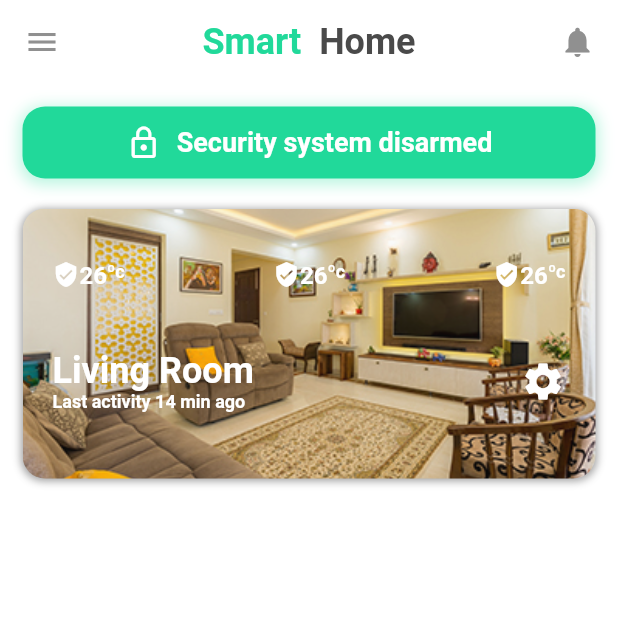
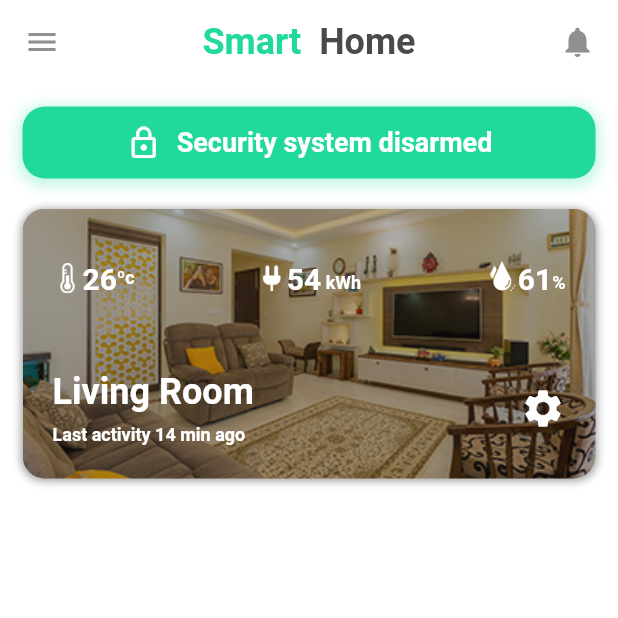
Before and after one commit to ashikdnd/flutter_iot_ui, a Flutter app: the screen it shows after launch, on a phone screen of 412 x 824 dp, the top half of it. Run offline on Flutter 3.47's test engine with Material 2 defaults, Android fonts, the phone set to English and light mode, and no system bars.

Commit message:
Added icons for room amenities

```diff
--- a/lib/constants.dart
+++ b/lib/constants.dart
@@ -9,6 +9,7 @@ Color kDisarmedShadowColor = Color(0xFFBAF5E0);
 var kTextSize = 12.0;
 var k16TextSize = 16.0;
 var kMedTextSize = 18.0;
+var k20TextSize = 20.0;
 var kBigTextSize = 24.0;
 
 TextStyle kAppBarStyle = TextStyle(
@@ -28,7 +29,7 @@ TextStyle kNotificationBarIconStyle = TextStyle(
 );
 
 TextStyle kMeasureTextStyle = TextStyle(
-  fontSize: k16TextSize,
+  fontSize: k20TextSize,
   color: Colors.white
 );
 
@@ -37,9 +38,14 @@ TextStyle kUnitsTextStyle = TextStyle(
   color: Colors.white
 );
 
+TextStyle kMedTextStyle = TextStyle(
+    fontSize: kMedTextSize,
+    color: Colors.white
+);
+
 TextStyle kBigTextStyle = TextStyle(
-  fontSize: kBigTextSize,
-  color: Colors.white
+    fontSize: kBigTextSize,
+    color: Colors.white
 );
 
 TextStyle kActivityInfoTextStyle = TextStyle(
--- a/lib/smart_home.dart
+++ b/lib/smart_home.dart
@@ -130,12 +130,11 @@ class _SmartHomeState extends State<SmartHome> {
                       Expanded(
                         child: Row(
                           mainAxisAlignment: MainAxisAlignment.start,
-                          crossAxisAlignment: CrossAxisAlignment.start,
+                          crossAxisAlignment: CrossAxisAlignment.center,
                           children: <Widget>[
-                            Icon(
-                              Icons.verified_user,
-                              color: Colors.white,
-                              size: 18.0,
+                            Image(
+                              image: AssetImage('images/thermometer.png'),
+                              width: 20.0,
                             ),
                             Text(
                               "26",
@@ -155,18 +154,21 @@ class _SmartHomeState extends State<SmartHome> {
                       Expanded(
                         child: Row(
                           mainAxisAlignment: MainAxisAlignment.center,
-                          crossAxisAlignment: CrossAxisAlignment.start,
+                          crossAxisAlignment: CrossAxisAlignment.baseline,
+                          textBaseline: TextBaseline.alphabetic,
                           children: <Widget>[
-                            Icon(Icons.verified_user,
-                                color: Colors.white, size: 18.0),
+                            Image(
+                              image: AssetImage('images/plug.png'),
+                              width: 20.0,
+                            ),
                             Text(
-                              "26",
+                              "54",
                               style: kMeasureTextStyle.copyWith(
                                 fontWeight: FontWeight.bold,
                               ),
                             ),
                             Text(
-                              "ºc",
+                              " kWh",
                               style: kUnitsTextStyle.copyWith(
                                 fontWeight: FontWeight.bold,
                               ),
@@ -177,18 +179,21 @@ class _SmartHomeState extends State<SmartHome> {
                       Expanded(
                         child: Row(
                           mainAxisAlignment: MainAxisAlignment.end,
-                          crossAxisAlignment: CrossAxisAlignment.start,
+                          crossAxisAlignment: CrossAxisAlignment.baseline,
+                          textBaseline: TextBaseline.alphabetic,
                           children: <Widget>[
-                            Icon(Icons.verified_user,
-                                color: Colors.white, size: 18.0),
+                            Image(
+                              image: AssetImage('images/humidity.png'),
+                              width: 20.0,
+                            ),
                             Text(
-                              "26",
+                              "61",
                               style: kMeasureTextStyle.copyWith(
                                 fontWeight: FontWeight.bold,
                               ),
                             ),
                             Text(
-                              "ºc",
+                              "%",
                               style: kUnitsTextStyle.copyWith(
                                 fontWeight: FontWeight.bold,
                               ),
@@ -200,7 +205,7 @@ class _SmartHomeState extends State<SmartHome> {
                   ),
                   // Room info and last activity details
                   SizedBox(
-                    height: 40.0,
+                    height: 50.0,
                   ),
                   Row(
                     children: <Widget>[
@@ -214,6 +219,7 @@ class _SmartHomeState extends State<SmartHome> {
                                 fontWeight: FontWeight.bold,
                               ),
                             ),
+                            SizedBox(height: 8.0,),
                             Text(
                               "Last activity 14 min ago",
                               style: kActivityInfoTextStyle,
```
Also changed, not shown: images/humidity.png (added), images/living-room.jpg, images/plug.png (added), images/thermometer.png (added).
